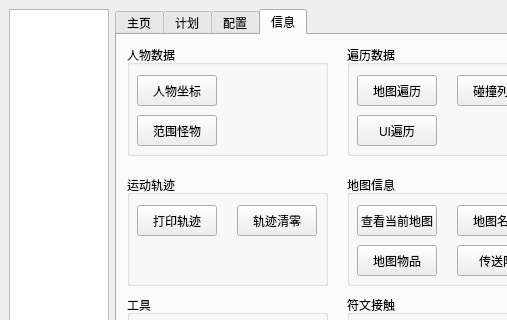
Old version of the form mainwindow.ui in the repository kinvcode/BattleMush; both pictures show x 0 to 507 and y 0 to 320 of the 800 by 600 pixel window.
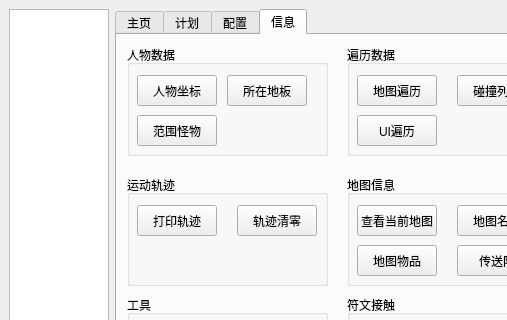
New version of the form. Custom widgets are drawn as their Qt base class.

Patch:
```diff
--- a/mainwindow.ui
+++ b/mainwindow.ui
@@ -2150,6 +2150,31 @@
             <string>范围怪物</string>
            </property>
           </widget>
+          <widget class="QPushButton" name="pushButton_get_user_foot">
+           <property name="geometry">
+            <rect>
+             <x>100</x>
+             <y>30</y>
+             <width>80</width>
+             <height>31</height>
+            </rect>
+           </property>
+           <property name="minimumSize">
+            <size>
+             <width>80</width>
+             <height>0</height>
+            </size>
+           </property>
+           <property name="maximumSize">
+            <size>
+             <width>80</width>
+             <height>16777215</height>
+            </size>
+           </property>
+           <property name="text">
+            <string>所在地板</string>
+           </property>
+          </widget>
          </widget>
          <widget class="QGroupBox" name="groupBox_2">
           <property name="geometry">
```
